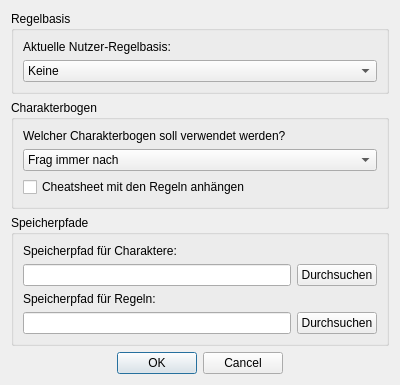
Old version of the form UI/Einstellungen.ui in the repository Aeolitus/Sephrasto.
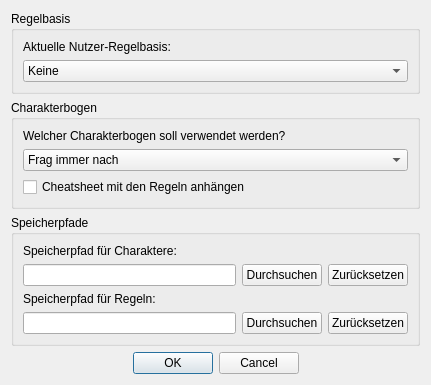
New version of the form.

Commit message: Settings are functional and paths can be set and reset with a reasonable standard (a platform-independent HOMEPATH/Sephrasto/Charaktere and HOMEPATH/Sephrasto/Regeln). They are loaded from file when Sephrasto is started and saved whenever they are edited.

The edit to the form file:
```diff
--- a/UI/Einstellungen.ui
+++ b/UI/Einstellungen.ui
@@ -9,7 +9,7 @@
    <rect>
     <x>0</x>
     <y>0</y>
-    <width>400</width>
+    <width>431</width>
     <height>357</height>
    </rect>
   </property>
@@ -134,6 +134,13 @@
               </property>
              </widget>
             </item>
+            <item>
+             <widget class="QPushButton" name="resetChar">
+              <property name="text">
+               <string>Zurücksetzen</string>
+              </property>
+             </widget>
+            </item>
            </layout>
           </item>
           <item>
@@ -155,6 +162,13 @@
               </property>
              </widget>
             </item>
+            <item>
+             <widget class="QPushButton" name="resetRegeln">
+              <property name="text">
+               <string>Zurücksetzen</string>
+              </property>
+             </widget>
+            </item>
            </layout>
           </item>
          </layout>
```
The commit also changes 3 other files.
